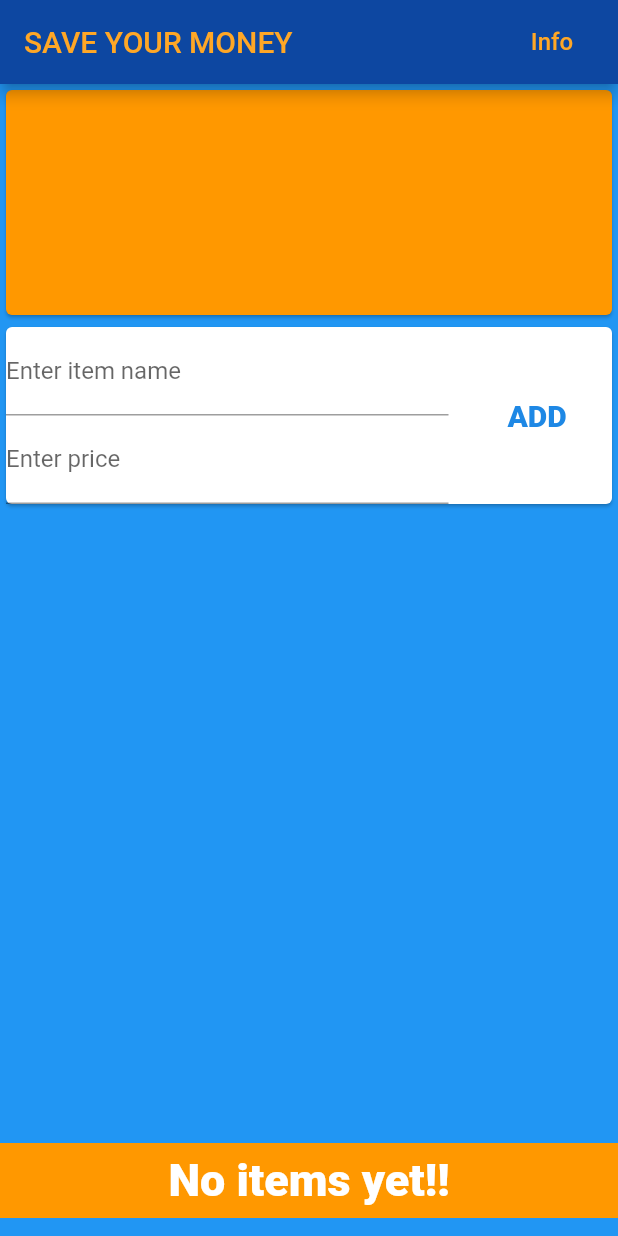
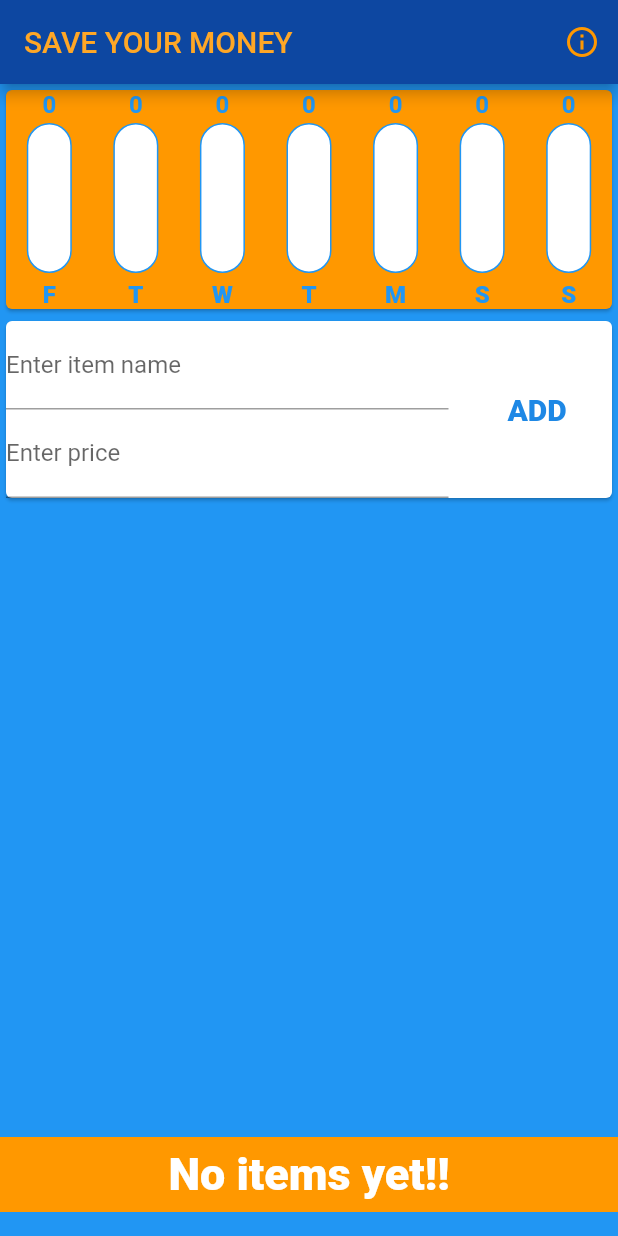
Before and after one commit to Abdelrahmanosamaabdo/Expenses_app, a Flutter app: the screen it shows after launch, on a phone screen of 412 x 824 dp. Run offline on Flutter 3.47's test engine with Material 2 defaults, Android fonts, the phone set to English and light mode, and no system bars.

Commit message:
nearly final

```diff
--- a/personal_app/lib/main.dart
+++ b/personal_app/lib/main.dart
@@ -1,5 +1,7 @@
 import 'package:flutter/material.dart';
-import 'paynew.dart';
+import 'package:personal_app/payments.dart';
+import './paynew.dart';
+import './paychart.dart';
 
 void main() => runApp(MyApp());
 
@@ -20,7 +22,6 @@ class MyHomePage extends StatefulWidget {
 
 class _MyHomePageState extends State<MyHomePage> {
   final item = TextEditingController();
-
   final price = TextEditingController();
 
   void _info(BuildContext ctx) {
@@ -66,6 +67,18 @@ Good luck saving your money!!''',
     );
   }
 
+  final List<Payments> _userPays = [];
+
+  List<Payments> get _recentPays {
+    return _userPays.where((tx) {
+      return tx.date.isAfter(
+        DateTime.now().subtract(
+          Duration(days: 7),
+        ),
+      );
+    }).toList();
+  }
+
   @override
   Widget build(BuildContext context) {
     return Scaffold(
@@ -75,11 +88,11 @@ Good luck saving your money!!''',
           style: TextStyle(color: Colors.orange[400]),
         ),
         actions: <Widget>[
-          FlatButton(
+          IconButton(
             onPressed: () => _info(context),
-            child: Text(
-              'Info',
-              style: TextStyle(color: Colors.orange[400], fontSize: 16),
+            icon: Icon(
+              Icons.info_outline,
+              color: Colors.orange,
             ),
           ),
         ],
@@ -89,18 +102,7 @@ Good luck saving your money!!''',
         child: Column(
           mainAxisAlignment: MainAxisAlignment.start,
           children: <Widget>[
-            Card(
-              color: Colors.orange,
-              child: Container(
-                width: double.infinity,
-                height: 150,
-                child: const Text(
-                  ' ',
-                  textAlign: TextAlign.center,
-                  style: TextStyle(fontSize: 25, color: Colors.blue),
-                ),
-              ),
-            ),
+            Paychart(_recentPays),
             Paynew(),
           ],
         ),
--- /dev/null
+++ b/personal_app/lib/paybars.dart
@@ -0,0 +1,58 @@
+import 'package:flutter/material.dart';
+
+class Paybars extends StatelessWidget {
+  final String label;
+  final double payAmount;
+  final double spendingPctOfTotal;
+
+  Paybars(this.label, this.payAmount, this.spendingPctOfTotal);
+
+  @override
+  Widget build(BuildContext context) {
+    return Column(
+      children: <Widget>[
+        FittedBox(
+          child: Text('${payAmount.toStringAsFixed(0)}',
+              style: TextStyle(
+                  color: Colors.blue,
+                  fontWeight: FontWeight.w600,
+                  fontSize: 16)),
+        ),
+        SizedBox(
+          height: 3,
+        ),
+        Container(
+          height: 100,
+          width: 30,
+          child: Stack(
+            alignment: Alignment.bottomCenter,
+            children: <Widget>[
+              Container(
+                decoration: BoxDecoration(
+                  border: Border.all(color: Colors.blue, width: 1.0),
+                  color: Colors.white,
+                  borderRadius: BorderRadius.circular(15),
+                ),
+              ),
+              FractionallySizedBox(
+                heightFactor: spendingPctOfTotal,
+                child: Container(
+                  decoration: BoxDecoration(
+                    color: Colors.blue,
+                    borderRadius: BorderRadius.circular(15),
+                  ),
+                ),
+              ),
+            ],
+          ),
+        ),
+        SizedBox(
+          height: 5,
+        ),
+        Text(label,
+            style: TextStyle(
+                color: Colors.blue, fontWeight: FontWeight.w900, fontSize: 16)),
+      ],
+    );
+  }
+}
--- a/personal_app/lib/paychart.dart
+++ b/personal_app/lib/paychart.dart
@@ -1,10 +1,60 @@
 import 'package:flutter/material.dart';
+import 'package:intl/intl.dart';
+import './paybars.dart';
+import './payments.dart';
 
 class Paychart extends StatelessWidget {
-  const Paychart({Key? key}) : super(key: key);
+  final List<Payments> recentPays;
+
+  Paychart(this.recentPays);
+
+  List x = [];
+
+  List<Map> get groupedTransactionValues {
+    return List.generate(7, (index) {
+      final weekDay = DateTime.now().subtract(
+        Duration(days: index),
+      );
+      var totalSum = 0.0;
+
+      for (var i = 0; i < recentPays.length; i++) {
+        if (recentPays[i].date.day == weekDay.day &&
+            recentPays[i].date.month == weekDay.month &&
+            recentPays[i].date.year == weekDay.year) {
+          totalSum += recentPays[i].amount;
+        }
+      }
+
+      return {
+        'day': DateFormat.E().format(weekDay).substring(0, 1),
+        'amount': totalSum,
+      };
+    });
+  }
+
+  double get totalSpending {
+    return groupedTransactionValues.fold(0.0, (sum, item) {
+      return sum + item['amount'];
+    });
+  }
 
   @override
   Widget build(BuildContext context) {
-    return Card(child: ,);
+    return Card(
+      color: Colors.orange,
+      child: Row(
+        mainAxisAlignment: MainAxisAlignment.spaceAround,
+        children: groupedTransactionValues.map((data) {
+          return Flexible(
+            fit: FlexFit.tight,
+            child: Paybars(
+              data['day'],
+              data['amount'],
+              data['amount'],
+            ),
+          );
+        }).toList(),
+      ),
+    );
   }
 }
--- a/personal_app/lib/paynew.dart
+++ b/personal_app/lib/paynew.dart
@@ -118,5 +118,3 @@ class _PaynewState extends State<Paynew> {
     );
   }
 }
-
-class Coulumn {}
--- a/personal_app/pubspec.yaml
+++ b/personal_app/pubspec.yaml
@@ -60,7 +60,7 @@ flutter:
 
   # To add assets to your application, add an assets section, like this:
   assets:
-    - images/dollar-tree-logo.png
+    - images/dollar_tree_logo.png
   #   - images/a_dot_ham.jpeg
 
   # An image asset can refer to one or more resolution-specific "variants", see
```
Also changed, not shown: personal_app/images/dollar_tree_logo.png (added).
